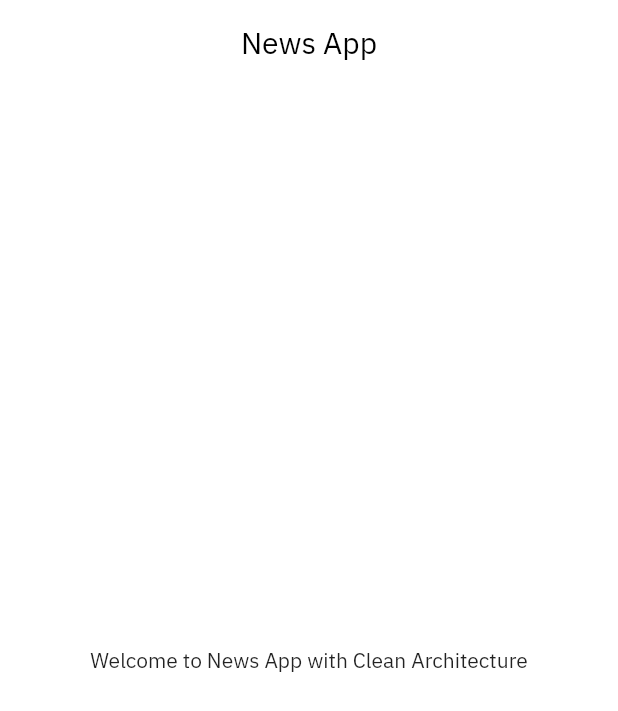
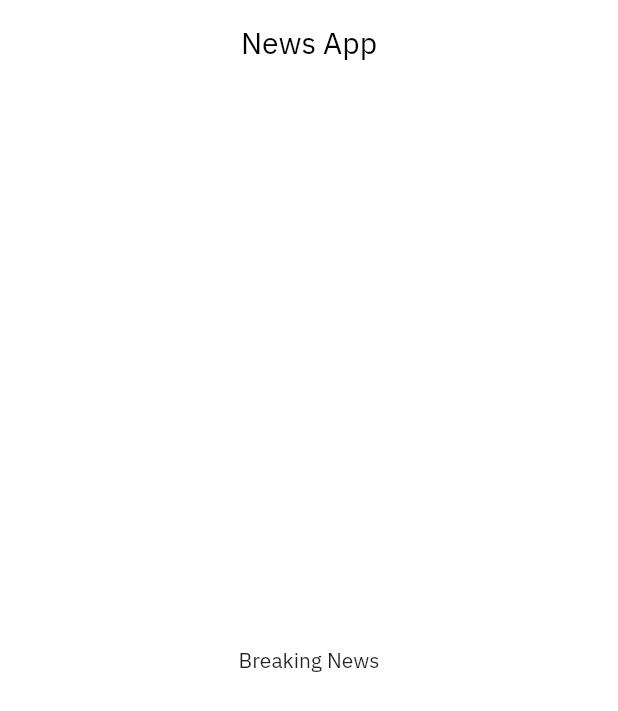
Before and after one commit to boonyarit-iamsaard/news_app_with_clean_architecture, a Flutter app: the screen it shows after launch, on a phone screen of 412 x 824 dp. Shown: the top 711 px of the screen. Run offline on Flutter 3.47's test engine with Material 2 defaults, Android fonts, the phone set to English and light mode, and no system bars; our stand-ins replace go_router.

Commit message:
build: add router

```diff
--- a/lib/main.dart
+++ b/lib/main.dart
@@ -1,42 +1,28 @@
 import 'package:flutter/material.dart';
+import 'package:news_app_with_clean_architecture/src/config/app_router.dart';
 import 'package:news_app_with_clean_architecture/src/config/app_themes.dart';
 import 'package:news_app_with_clean_architecture/src/utils/constants/strings.dart';
 
 Future<void> main() async {
   WidgetsFlutterBinding.ensureInitialized();
 
-  runApp(const App());
+  runApp(App());
 }
 
 class App extends StatelessWidget {
-  const App({super.key});
+  App({super.key});
+
+  final _appRouter = AppRouter();
 
   @override
   Widget build(BuildContext context) {
-    return MaterialApp(
+    return MaterialApp.router(
       debugShowCheckedModeBanner: false,
       title: appTitle,
       theme: AppTheme.light,
-      home: Scaffold(
-        appBar: AppBar(
-          backgroundColor: Theme.of(context).colorScheme.inversePrimary,
-          title: const Text(
-            appTitle,
-            style: TextStyle(
-              color: Colors.black,
-            ),
-          ),
-          centerTitle: true,
-        ),
-        body: const Center(
-          child: Text(
-            'Welcome to News App with Clean Architecture',
-            style: TextStyle(
-              fontWeight: FontWeight.w500,
-            ),
-          ),
-        ),
-      ),
+      routerConfig: _appRouter.router,
+      routerDelegate: _appRouter.router.routerDelegate,
+      routeInformationParser: _appRouter.router.routeInformationParser,
     );
   }
 }
--- /dev/null
+++ b/lib/src/config/app_router.dart
@@ -0,0 +1,14 @@
+import 'package:go_router/go_router.dart';
+import 'package:news_app_with_clean_architecture/src/presentation/views/breaking_news_view.dart';
+
+class AppRouter {
+  GoRouter get router => GoRouter(
+        routes: [
+          GoRoute(
+            name: 'breaking-news',
+            path: '/',
+            builder: (context, state) => const BreakingNewsView(),
+          )
+        ],
+      );
+}
--- /dev/null
+++ b/lib/src/presentation/views/breaking_news_view.dart
@@ -0,0 +1,30 @@
+import 'package:flutter/material.dart';
+import 'package:news_app_with_clean_architecture/src/utils/constants/strings.dart';
+
+class BreakingNewsView extends StatelessWidget {
+  const BreakingNewsView({super.key});
+
+  @override
+  Widget build(BuildContext context) {
+    return Scaffold(
+      appBar: AppBar(
+        backgroundColor: Theme.of(context).colorScheme.inversePrimary,
+        title: const Text(
+          appTitle,
+          style: TextStyle(
+            color: Colors.black,
+          ),
+        ),
+        centerTitle: true,
+      ),
+      body: const Center(
+        child: Text(
+          'Breaking News',
+          style: TextStyle(
+            fontWeight: FontWeight.w500,
+          ),
+        ),
+      ),
+    );
+  }
+}
--- a/pubspec.yaml
+++ b/pubspec.yaml
@@ -24,7 +24,7 @@ dependencies:
   equatable: ^2.0.5
   oktoast: ^3.3.2
   awesome_dio_interceptor: ^1.0.0
-  auto_route: ^7.8.3
+  go_router: ^11.1.2
 
 dev_dependencies:
   flutter_test:
```
Also changed, not shown: pubspec.lock.
